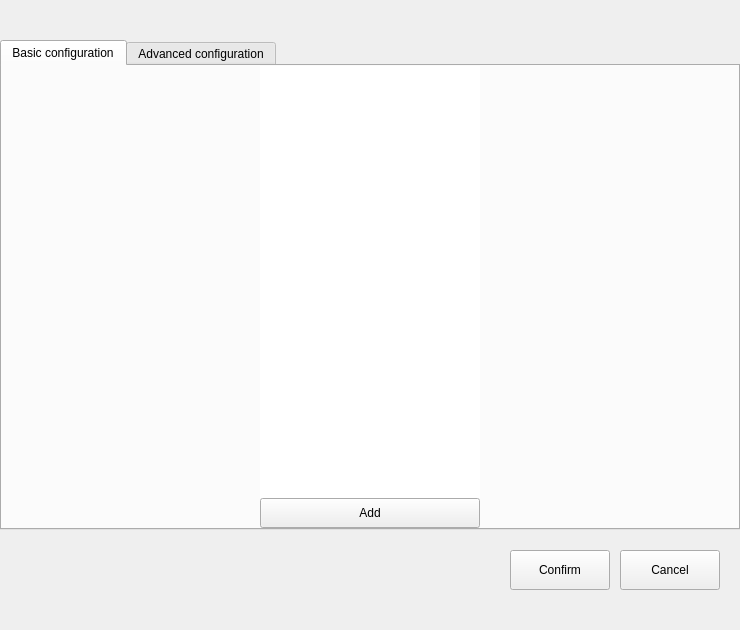
Above: client/src/pages/container/container-setting.ui from openeuler-mirror/ks-scmc before the change. Below: the same form after it.
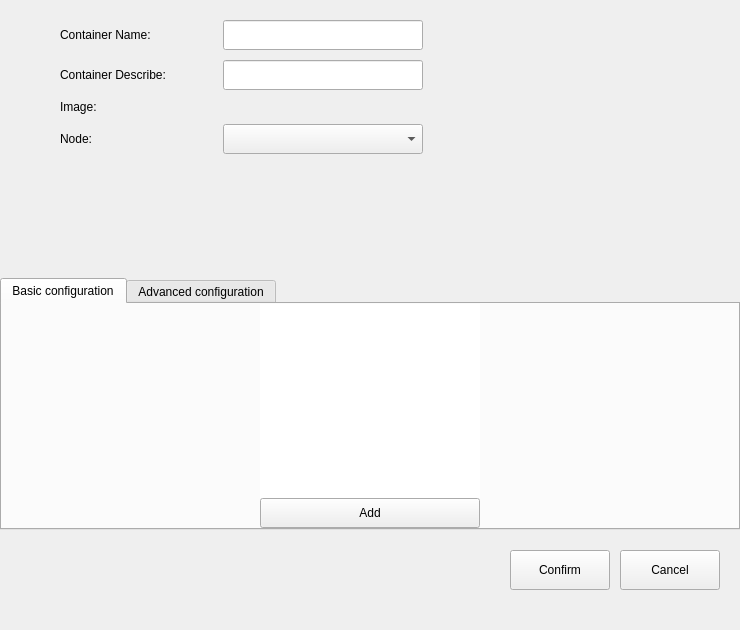
That is the form after the change.

Commit message:
fix(client): update UI of container setting, get checked item in tables
- 修改容器设置的UI
- 创建容器接口传入参数
- 获取表格中选中项的信息：容器ID和节点ID

```diff
--- a/client/src/pages/container/container-setting.ui
+++ b/client/src/pages/container/container-setting.ui
@@ -32,17 +32,190 @@
    <item>
     <layout class="QHBoxLayout" name="horizontalLayout_6">
      <item>
-      <layout class="QGridLayout" name="gridLayout">
-       <property name="leftMargin">
-        <number>60</number>
+      <widget class="QStackedWidget" name="stackedWidget">
+       <property name="currentIndex">
+        <number>0</number>
        </property>
-       <property name="horizontalSpacing">
-        <number>20</number>
-       </property>
-       <property name="verticalSpacing">
-        <number>10</number>
-       </property>
-      </layout>
+       <widget class="QWidget" name="page_container">
+        <layout class="QGridLayout" name="gridLayout">
+         <property name="leftMargin">
+          <number>60</number>
+         </property>
+         <property name="topMargin">
+          <number>0</number>
+         </property>
+         <property name="rightMargin">
+          <number>0</number>
+         </property>
+         <property name="bottomMargin">
+          <number>0</number>
+         </property>
+         <property name="horizontalSpacing">
+          <number>20</number>
+         </property>
+         <property name="verticalSpacing">
+          <number>10</number>
+         </property>
+         <item row="0" column="1">
+          <widget class="QLineEdit" name="lineEdit_name">
+           <property name="minimumSize">
+            <size>
+             <width>200</width>
+             <height>30</height>
+            </size>
+           </property>
+           <property name="maximumSize">
+            <size>
+             <width>200</width>
+             <height>30</height>
+            </size>
+           </property>
+          </widget>
+         </item>
+         <item row="3" column="0">
+          <widget class="QLabel" name="label_4">
+           <property name="text">
+            <string>Node:</string>
+           </property>
+          </widget>
+         </item>
+         <item row="1" column="0">
+          <widget class="QLabel" name="label_2">
+           <property name="text">
+            <string>Container Describe:</string>
+           </property>
+          </widget>
+         </item>
+         <item row="1" column="1">
+          <widget class="QLineEdit" name="lineEdit_describe">
+           <property name="minimumSize">
+            <size>
+             <width>200</width>
+             <height>30</height>
+            </size>
+           </property>
+           <property name="maximumSize">
+            <size>
+             <width>200</width>
+             <height>30</height>
+            </size>
+           </property>
+          </widget>
+         </item>
+         <item row="2" column="0">
+          <widget class="QLabel" name="label_3">
+           <property name="text">
+            <string>Image:</string>
+           </property>
+          </widget>
+         </item>
+         <item row="0" column="0">
+          <widget class="QLabel" name="label">
+           <property name="text">
+            <string>Container Name:</string>
+           </property>
+          </widget>
+         </item>
+         <item row="3" column="1">
+          <widget class="QComboBox" name="cb_node">
+           <property name="minimumSize">
+            <size>
+             <width>200</width>
+             <height>30</height>
+            </size>
+           </property>
+           <property name="maximumSize">
+            <size>
+             <width>200</width>
+             <height>30</height>
+            </size>
+           </property>
+          </widget>
+         </item>
+         <item row="4" column="1">
+          <spacer name="verticalSpacer_2">
+           <property name="orientation">
+            <enum>Qt::Vertical</enum>
+           </property>
+           <property name="sizeHint" stdset="0">
+            <size>
+             <width>20</width>
+             <height>40</height>
+            </size>
+           </property>
+          </spacer>
+         </item>
+        </layout>
+       </widget>
+       <widget class="QWidget" name="page_template">
+        <layout class="QGridLayout" name="gridLayout_2">
+         <property name="leftMargin">
+          <number>60</number>
+         </property>
+         <property name="topMargin">
+          <number>0</number>
+         </property>
+         <property name="rightMargin">
+          <number>0</number>
+         </property>
+         <property name="bottomMargin">
+          <number>0</number>
+         </property>
+         <property name="horizontalSpacing">
+          <number>20</number>
+         </property>
+         <property name="verticalSpacing">
+          <number>10</number>
+         </property>
+         <item row="0" column="1">
+          <widget class="QLineEdit" name="lineEdit_temp_name">
+           <property name="minimumSize">
+            <size>
+             <width>200</width>
+             <height>30</height>
+            </size>
+           </property>
+           <property name="maximumSize">
+            <size>
+             <width>200</width>
+             <height>30</height>
+            </size>
+           </property>
+          </widget>
+         </item>
+         <item row="1" column="1">
+          <widget class="QLineEdit" name="lineEdit_temp_describe">
+           <property name="minimumSize">
+            <size>
+             <width>200</width>
+             <height>30</height>
+            </size>
+           </property>
+           <property name="maximumSize">
+            <size>
+             <width>200</width>
+             <height>30</height>
+            </size>
+           </property>
+          </widget>
+         </item>
+         <item row="1" column="0">
+          <widget class="QLabel" name="label_6">
+           <property name="text">
+            <string>Desribe:</string>
+           </property>
+          </widget>
+         </item>
+         <item row="0" column="0">
+          <widget class="QLabel" name="label_5">
+           <property name="text">
+            <string>Container Template Name:</string>
+           </property>
+          </widget>
+         </item>
+        </layout>
+       </widget>
+      </widget>
      </item>
      <item>
       <spacer name="horizontalSpacer_9">
```
The commit also changes 22 other files.
